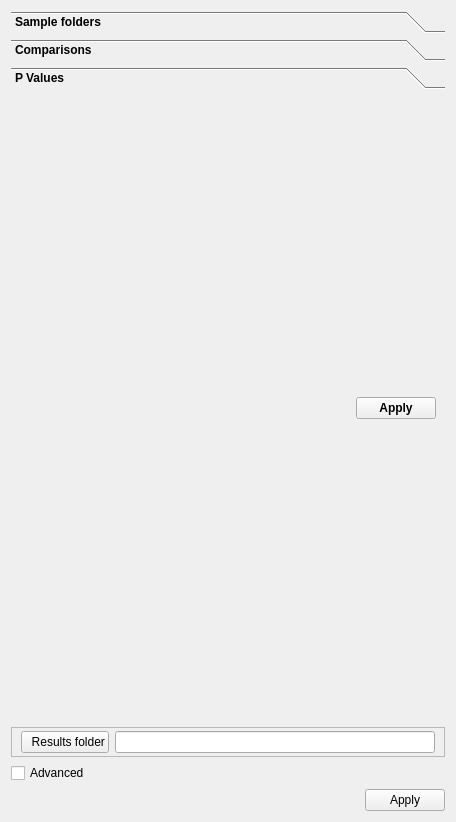
Above: ClearMap/gui/creator/batch_tab.ui from ClearAnatomics/ClearMap before the change. Below: the same form after it.
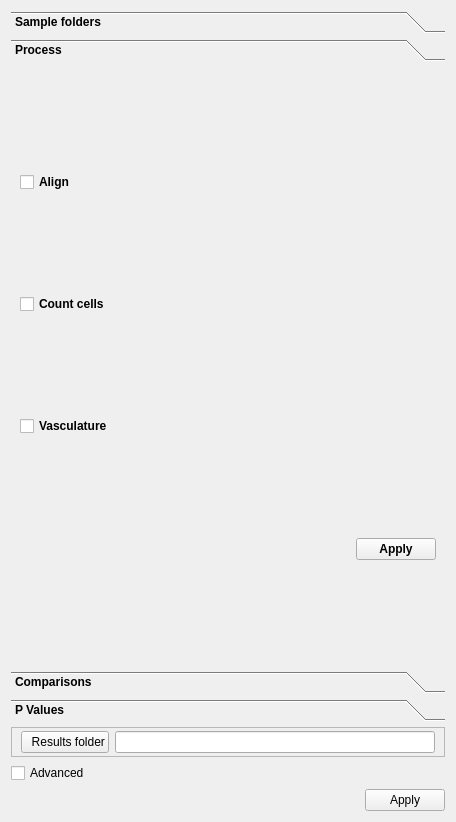
That is the form after the change. Icons and pictures are not drawn.

Commit message: Adds control to run brain processing in batch

```diff
--- a/ClearMap/gui/creator/batch_tab.ui
+++ b/ClearMap/gui/creator/batch_tab.ui
@@ -22,7 +22,7 @@
       </font>
      </property>
      <property name="currentIndex">
-      <number>2</number>
+      <number>1</number>
      </property>
      <widget class="QWidget" name="sampleFoldersPage">
       <property name="geometry">
@@ -65,6 +65,44 @@
        </item>
       </layout>
      </widget>
+     <widget class="QWidget" name="page">
+      <attribute name="label">
+       <string>Process</string>
+      </attribute>
+      <layout class="QVBoxLayout" name="verticalLayout_5">
+       <item>
+        <widget class="QCheckBox" name="batchAlignCheckBox">
+         <property name="text">
+          <string>Align</string>
+         </property>
+        </widget>
+       </item>
+       <item>
+        <widget class="QCheckBox" name="batchCountCellsCheckBox">
+         <property name="text">
+          <string>Count cells</string>
+         </property>
+        </widget>
+       </item>
+       <item>
+        <widget class="QCheckBox" name="batchVasculatureCheckBox">
+         <property name="text">
+          <string>Vasculature</string>
+         </property>
+        </widget>
+       </item>
+       <item>
+        <widget class="QDialogButtonBox" name="batchRunButtonBox">
+         <property name="standardButtons">
+          <set>QDialogButtonBox::Apply</set>
+         </property>
+         <property name="applyString" stdset="0">
+          <string>Run</string>
+         </property>
+        </widget>
+       </item>
+      </layout>
+     </widget>
      <widget class="QWidget" name="comparisonsPage">
       <attribute name="label">
        <string>Comparisons</string>
@@ -81,7 +119,7 @@
         <x>0</x>
         <y>0</y>
         <width>438</width>
-        <height>620</height>
+        <height>590</height>
        </rect>
       </property>
       <attribute name="label">
```
Left out of the diff: 10 changed lines with no effect on the pictures. The commit also changes 2 other files.
